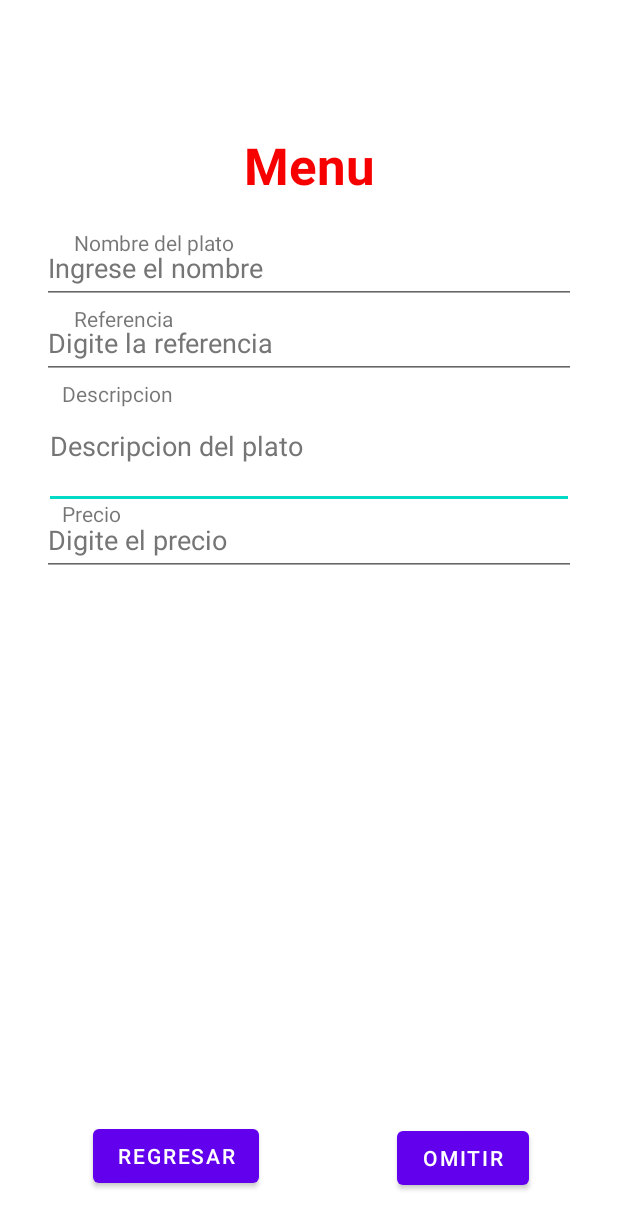
After one commit to kevinguaza32/PideyApp, an Android app: the layout activity_carta_del_dia.xml on its own in the app's theme, with its tools: preview values and no code run, on a phone screen of 412 x 824 dp. The commit adds this screen. Shown: the top 1229 px of the screen. Run offline under Robolectric (Android 15) with nearby library versions, the phone set to English and light mode, and no system bars.

Commit message:
Creacion de activity carta del dia, donde el restaurante digitara los platos del dia y precio

```diff
--- a/app/src/main/java/com/pideyapp/pideyapp/MainActivityRestaurante.java
+++ b/app/src/main/java/com/pideyapp/pideyapp/MainActivityRestaurante.java
@@ -20,7 +20,7 @@ public class MainActivityRestaurante extends AppCompatActivity {
     }
 
     public void IniciarsesionNombrerestactivity(View view){
-        Intent iniciarsesionNombrerestactivitys = new Intent(MainActivityRestaurante.this,NombreRestaurantesActivity.class);
+        Intent iniciarsesionNombrerestactivitys = new Intent(MainActivityRestaurante.this,cartaDelDia.class);
         startActivity(iniciarsesionNombrerestactivitys);
     }
 
--- a/app/src/main/java/com/pideyapp/pideyapp/NombreRestaurantesActivity.java
+++ b/app/src/main/java/com/pideyapp/pideyapp/NombreRestaurantesActivity.java
@@ -35,5 +35,10 @@ public class NombreRestaurantesActivity extends AppCompatActivity {
         startActivity(regresarIncioSesions);
     }
 
+    public void CartaDelDia(View view){
+        Intent  cartaDelDias = new Intent(NombreRestaurantesActivity.this,cartaDelDia.class);
+        startActivity(cartaDelDias);
+    }
+
 
 }
--- /dev/null
+++ b/app/src/main/res/layout/activity_carta_del_dia.xml
@@ -0,0 +1,166 @@
+<?xml version="1.0" encoding="utf-8"?>
+<androidx.constraintlayout.widget.ConstraintLayout xmlns:android="http://schemas.android.com/apk/res/android"
+    xmlns:app="http://schemas.android.com/apk/res-auto"
+    xmlns:tools="http://schemas.android.com/tools"
+    android:layout_width="match_parent"
+    android:layout_height="match_parent"
+    android:padding="12dp"
+    tools:context=".cartaDelDia">
+
+    <TextView
+        android:id="@+id/textView10"
+        android:layout_width="0dp"
+        android:layout_height="wrap_content"
+        android:layout_marginStart="4dp"
+        android:layout_marginTop="75dp"
+        android:layout_marginEnd="4dp"
+        android:text="Menu"
+        android:textAlignment="center"
+        android:textColor="#F60000"
+        android:textSize="34sp"
+        android:textStyle="bold"
+        app:layout_constraintEnd_toEndOf="parent"
+        app:layout_constraintStart_toStartOf="parent"
+        app:layout_constraintTop_toTopOf="parent" />
+
+    <EditText
+        android:id="@+id/descripcion"
+        android:layout_width="0dp"
+        android:layout_height="83dp"
+        android:layout_marginStart="1dp"
+        android:layout_marginTop="51dp"
+        android:layout_marginEnd="1dp"
+        android:layout_marginBottom="45dp"
+        android:autofillHints=""
+        android:hint="Descripcion del plato"
+        android:inputType="textEmailAddress"
+        android:minHeight="48dp"
+        android:singleLine="false"
+        android:textColorHint="#757575"
+        app:layout_constraintBottom_toBottomOf="@+id/precio"
+        app:layout_constraintEnd_toEndOf="@+id/precio"
+        app:layout_constraintStart_toStartOf="@+id/precio"
+        app:layout_constraintTop_toTopOf="@+id/referencia" />
+
+    <EditText
+        android:id="@+id/txtnombreplato"
+        android:layout_width="0dp"
+        android:layout_height="wrap_content"
+        android:layout_marginTop="22dp"
+        android:autofillHints=""
+        android:hint="Ingrese el nombre"
+        android:inputType="textEmailAddress"
+        android:minHeight="48dp"
+        android:singleLine="false"
+        android:textColorHint="#757575"
+        app:layout_constraintEnd_toEndOf="@+id/referencia"
+        app:layout_constraintStart_toStartOf="@+id/referencia"
+        app:layout_constraintTop_toBottomOf="@+id/textView10" />
+
+    <ListView
+        android:id="@+id/listaplatosdia"
+        android:layout_width="0dp"
+        android:layout_height="152dp"
+        android:layout_marginStart="16dp"
+        android:layout_marginTop="48dp"
+        android:layout_marginEnd="16dp"
+        android:layout_marginBottom="63dp"
+        app:layout_constraintBottom_toBottomOf="@+id/button1"
+        app:layout_constraintEnd_toEndOf="parent"
+        app:layout_constraintStart_toStartOf="parent"
+        app:layout_constraintTop_toTopOf="@+id/precio" />
+
+    <TextView
+        android:id="@+id/textView4"
+        android:layout_width="wrap_content"
+        android:layout_height="wrap_content"
+        android:layout_marginStart="13dp"
+        android:layout_marginBottom="32dp"
+        android:text="Precio"
+        app:layout_constraintBottom_toBottomOf="@+id/precio"
+        app:layout_constraintStart_toStartOf="@+id/precio" />
+
+    <EditText
+        android:id="@+id/precio"
+        android:layout_width="0dp"
+        android:layout_height="wrap_content"
+        android:layout_marginTop="64dp"
+        android:autofillHints=""
+        android:hint="Digite el precio"
+        android:inputType="textEmailAddress"
+        android:minHeight="48dp"
+        android:singleLine="false"
+        android:textColorHint="#757575"
+        app:layout_constraintEnd_toEndOf="@+id/listaplatosdia"
+        app:layout_constraintStart_toStartOf="@+id/listaplatosdia"
+        app:layout_constraintTop_toBottomOf="@+id/textView3" />
+
+    <Button
+        android:id="@+id/button2"
+        android:layout_width="wrap_content"
+        android:layout_height="wrap_content"
+        android:layout_marginEnd="47dp"
+        android:layout_marginBottom="16dp"
+        android:onClick="PedidosRestaurante"
+        android:text="Omitir"
+        app:layout_constraintBottom_toBottomOf="parent"
+        app:layout_constraintEnd_toEndOf="parent" />
+
+    <TextView
+        android:id="@+id/textView3"
+        android:layout_width="wrap_content"
+        android:layout_height="wrap_content"
+        android:layout_marginStart="13dp"
+        android:text="Descripcion"
+        app:layout_constraintStart_toStartOf="@+id/referencia"
+        app:layout_constraintTop_toBottomOf="@+id/referencia" />
+
+    <TextView
+        android:id="@+id/textView2"
+        android:layout_width="wrap_content"
+        android:layout_height="wrap_content"
+        android:layout_marginStart="21dp"
+        android:text="Referencia"
+        app:layout_constraintStart_toStartOf="@+id/txtnombreplato"
+        app:layout_constraintTop_toBottomOf="@+id/txtnombreplato" />
+
+    <EditText
+        android:id="@+id/referencia"
+        android:layout_width="0dp"
+        android:layout_height="wrap_content"
+        android:layout_marginStart="16dp"
+        android:layout_marginTop="2dp"
+        android:layout_marginEnd="16dp"
+        android:autofillHints=""
+        android:hint="Digite la referencia"
+        android:inputType="textEmailAddress"
+        android:minHeight="48dp"
+        android:singleLine="false"
+        android:textColorHint="#757575"
+        app:layout_constraintEnd_toEndOf="parent"
+        app:layout_constraintStart_toStartOf="parent"
+        app:layout_constraintTop_toBottomOf="@+id/txtnombreplato" />
+
+    <Button
+        android:id="@+id/button1"
+        android:layout_width="wrap_content"
+        android:layout_height="wrap_content"
+        android:layout_marginStart="34dp"
+        android:layout_marginBottom="17dp"
+        android:onClick="InicioRun"
+        android:text="Regresar"
+        app:layout_constraintBottom_toBottomOf="parent"
+        app:layout_constraintStart_toStartOf="@+id/listaplatosdia" />
+
+    <TextView
+        android:id="@+id/textView1"
+        android:layout_width="wrap_content"
+        android:layout_height="wrap_content"
+        android:layout_marginStart="21dp"
+        android:layout_marginBottom="31dp"
+        android:text="Nombre del plato"
+        app:layout_constraintBottom_toBottomOf="@+id/txtnombreplato"
+        app:layout_constraintStart_toStartOf="@+id/txtnombreplato" />
+
+
+</androidx.constraintlayout.widget.ConstraintLayout>
```
Also changed, not shown: app/src/main/AndroidManifest.xml (+7 -0 lines), app/src/main/java/com/pideyapp/pideyapp/cartaDelDia.java (added, +38 -0 lines), app/src/main/res/layout/activity_main.xml (+9 -9 lines), app/src/main/res/layout/activity_nombre_restaurantes.xml (+21 -8 lines), app/src/main/res/menu/menu_registrocartadia.xml (added, +38 -0 lines).
